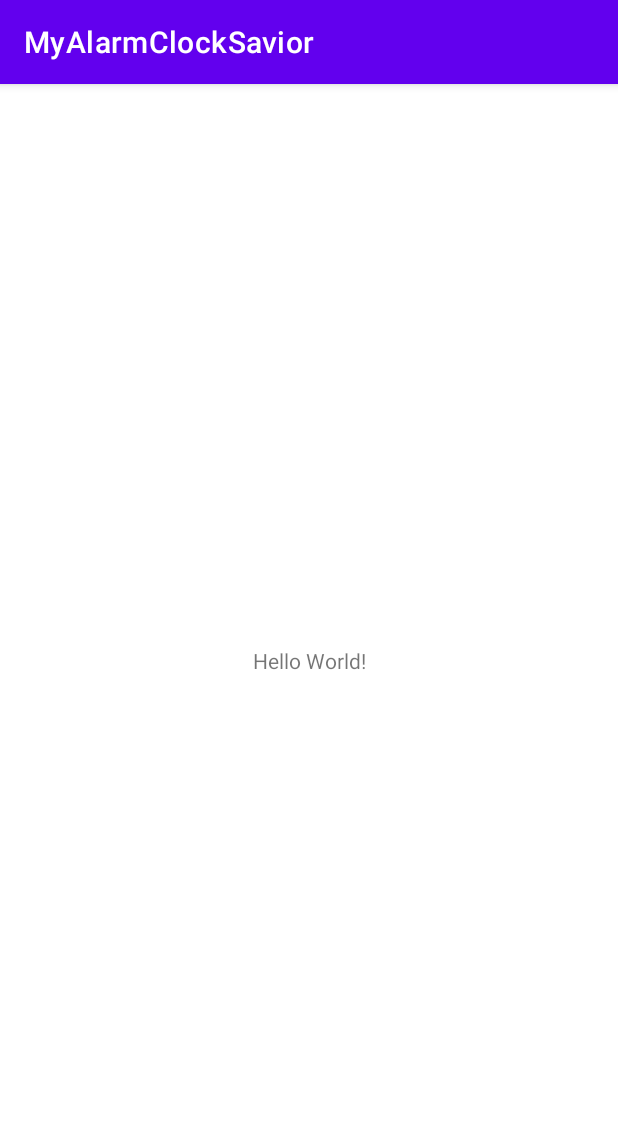
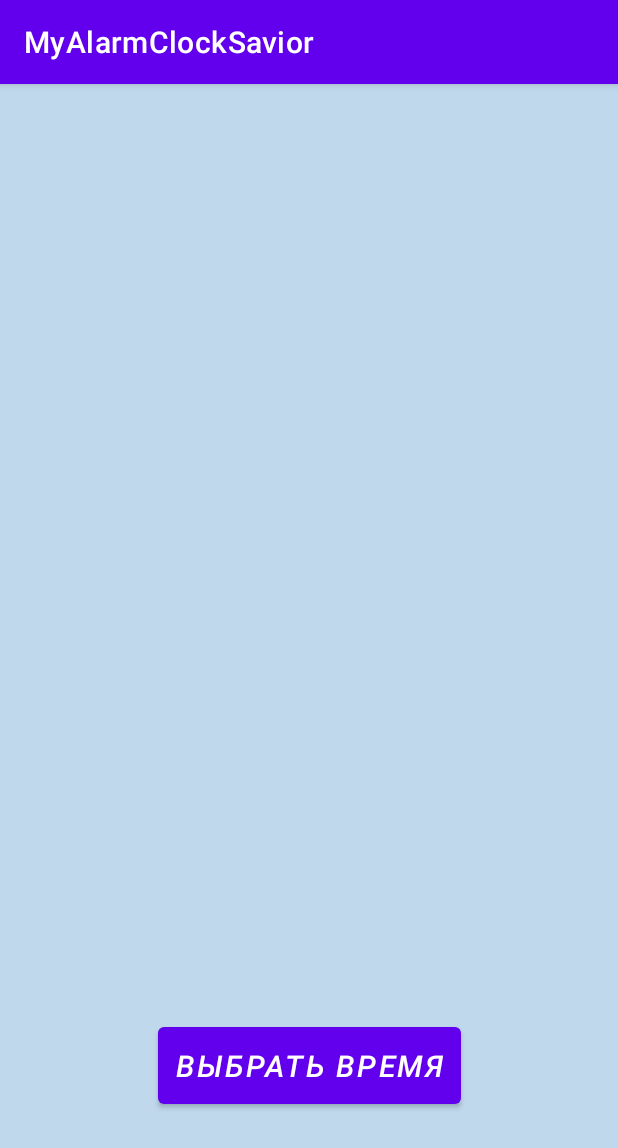
Before and after one commit to bystrovdev/MyAlarmClockSavior, an Android app: the screen it shows after launch (MainActivity), on a phone screen of 412 x 824 dp. Shown: the top 1148 px of the screen. Run offline under Robolectric (Android 15) with nearby library versions, the phone set to English and light mode, and no system bars.

Commit message:
First screen layout

```diff
--- a/app/src/main/java/ru/synergy/myalarmclocksavior/MainActivity.java
+++ b/app/src/main/java/ru/synergy/myalarmclocksavior/MainActivity.java
@@ -3,12 +3,22 @@ package ru.synergy.myalarmclocksavior;
 import androidx.appcompat.app.AppCompatActivity;
 
 import android.os.Bundle;
+import android.widget.Button;
+
+import com.google.android.material.timepicker.MaterialTimePicker;
+import com.google.android.material.timepicker.TimeFormat;
+
+import java.util.Calendar;
 
 public class MainActivity extends AppCompatActivity {
+
+    Button setAlarm;
 
     @Override
     protected void onCreate(Bundle savedInstanceState) {
         super.onCreate(savedInstanceState);
         setContentView(R.layout.activity_main);
+
+
     }
 }
--- a/app/src/main/res/layout/activity_main.xml
+++ b/app/src/main/res/layout/activity_main.xml
@@ -4,15 +4,22 @@
     xmlns:tools="http://schemas.android.com/tools"
     android:layout_width="match_parent"
     android:layout_height="match_parent"
-    tools:context=".MainActivity">
+    tools:context=".MainActivity"
+    android:background="#C0D8EC">
 
-    <TextView
+    <Button
+        android:id="@+id/clock_button"
         android:layout_width="wrap_content"
         android:layout_height="wrap_content"
-        android:text="Hello World!"
+        android:padding="12dp"
+        android:text="@string/clock"
+        android:textSize="20sp"
+        android:textStyle="italic"
         app:layout_constraintBottom_toBottomOf="parent"
         app:layout_constraintEnd_toEndOf="parent"
         app:layout_constraintStart_toStartOf="parent"
-        app:layout_constraintTop_toTopOf="parent" />
+        app:layout_constraintTop_toTopOf="parent"
+        app:layout_constraintVertical_bias="0.884" />
+
 
 </androidx.constraintlayout.widget.ConstraintLayout>
--- a/app/src/main/res/values/strings.xml
+++ b/app/src/main/res/values/strings.xml
@@ -1,3 +1,4 @@
 <resources>
     <string name="app_name">MyAlarmClockSavior</string>
+    <string name="clock">Выбрать время</string>
 </resources>
```
